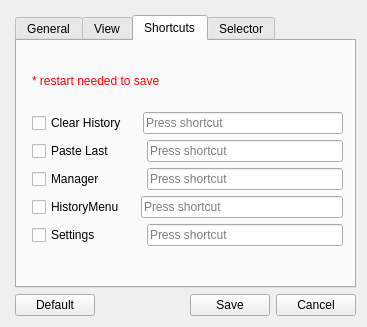
Old version of the form views/settingswindow.ui in the repository rusith/genius.
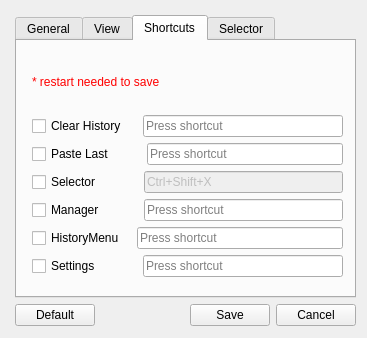
New version of the form. The open tabs and pages were chosen to show the change. Icons and pictures are not drawn.

Commit message: changed openSelector hotkey to Ctrl+Shift+X

```diff
--- a/views/settingswindow.ui
+++ b/views/settingswindow.ui
@@ -7,7 +7,7 @@
     <x>0</x>
     <y>0</y>
     <width>367</width>
-    <height>327</height>
+    <height>338</height>
    </rect>
   </property>
   <property name="windowTitle">
@@ -24,7 +24,7 @@
       <x>10</x>
       <y>10</y>
       <width>351</width>
-      <height>311</height>
+      <height>321</height>
      </rect>
     </property>
     <layout class="QVBoxLayout" name="verticalLayout_2">
@@ -301,7 +301,7 @@
            <x>10</x>
            <y>10</y>
            <width>321</width>
-           <height>200</height>
+           <height>231</height>
           </rect>
          </property>
          <layout class="QVBoxLayout" name="verticalLayout">
@@ -366,6 +366,33 @@
             </item>
            </layout>
           </item>
+          <item>
+           <layout class="QHBoxLayout" name="horizontalLayout_13">
+            <item>
+             <widget class="QCheckBox" name="selectorShortcutcb">
+              <property name="toolTip">
+               <string>&lt;html&gt;&lt;head/&gt;&lt;body&gt;&lt;p&gt;check if you want to enable &lt;span style=&quot; font-weight:600;&quot;&gt;ShowManager Global Hotkey&lt;/span&gt;&lt;/p&gt;&lt;p&gt;if you press this hotkey, The Manager Window (main window that help to manage the history) will show.&lt;/p&gt;&lt;/body&gt;&lt;/html&gt;</string>
+              </property>
+              <property name="text">
+               <string>Selector           </string>
+              </property>
+             </widget>
+            </item>
+            <item>
+             <widget class="QKeySequenceEdit" name="openManager_2">
+              <property name="enabled">
+               <bool>false</bool>
+              </property>
+              <property name="toolTip">
+               <string>&lt;html&gt;&lt;head/&gt;&lt;body&gt;&lt;p&gt;hotkey for Show Manager Window&lt;/p&gt;&lt;/body&gt;&lt;/html&gt;</string>
+              </property>
+              <property name="keySequence">
+               <string>Ctrl+Shift+X</string>
+              </property>
+             </widget>
+            </item>
+           </layout>
+          </item>
           <item>
            <layout class="QHBoxLayout" name="horizontalLayout_3">
             <item>
@@ -374,7 +401,7 @@
                <string>&lt;html&gt;&lt;head/&gt;&lt;body&gt;&lt;p&gt;check if you want to enable &lt;span style=&quot; font-weight:600;&quot;&gt;ShowManager Global Hotkey&lt;/span&gt;&lt;/p&gt;&lt;p&gt;if you press this hotkey, The Manager Window (main window that help to manage the history) will show.&lt;/p&gt;&lt;/body&gt;&lt;/html&gt;</string>
               </property>
               <property name="text">
-               <string>Manager           </string>
+               <string>Manager          </string>
               </property>
              </widget>
             </item>
@@ -392,7 +419,7 @@
             <item>
              <widget class="QCheckBox" name="historyMenu_cb">
               <property name="text">
-               <string>HistoryMenu   </string>
+               <string>HistoryMenu  </string>
               </property>
              </widget>
             </item>
@@ -409,7 +436,7 @@
                <string>&lt;html&gt;&lt;head/&gt;&lt;body&gt;&lt;p&gt;check if you want to enable &lt;span style=&quot; font-weight:600;&quot;&gt;OpenSettings Global Hotkey&lt;/span&gt;&lt;/p&gt;&lt;p&gt;if you press this hotkey, this window (settings window) will open&lt;/p&gt;&lt;/body&gt;&lt;/html&gt;</string>
               </property>
               <property name="text">
-               <string>Settings            </string>
+               <string>Settings           </string>
               </property>
              </widget>
             </item>
```
Left out of the diff: 2 changed lines with no effect on the pictures. The commit also changes 5 other files.
